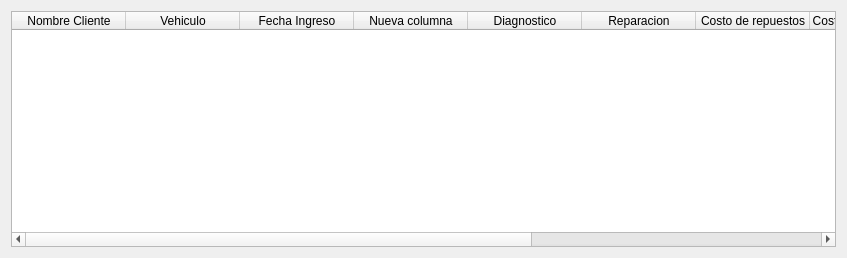
Before: the Qt Designer form views/Views ui/HistorialWorksUI.ui in ValenDD/Desktop_app_mechanical_workshop, drawn with Qt 5.
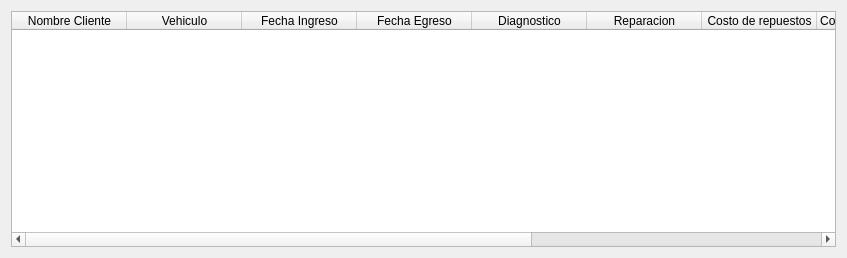
After: the same form once the commit is applied.

Patch:
```diff
--- a/views/Views ui/HistorialWorksUI.ui
+++ b/views/Views ui/HistorialWorksUI.ui
@@ -27,11 +27,14 @@
        <property name="sortingEnabled">
         <bool>true</bool>
        </property>
+       <property name="wordWrap">
+        <bool>false</bool>
+       </property>
        <attribute name="horizontalHeaderCascadingSectionResizes">
         <bool>true</bool>
        </attribute>
        <attribute name="horizontalHeaderDefaultSectionSize">
-        <number>114</number>
+        <number>115</number>
        </attribute>
        <column>
         <property name="text">
@@ -50,7 +53,7 @@
        </column>
        <column>
         <property name="text">
-         <string>Nueva columna</string>
+         <string>Fecha Egreso</string>
         </property>
        </column>
        <column>
```
